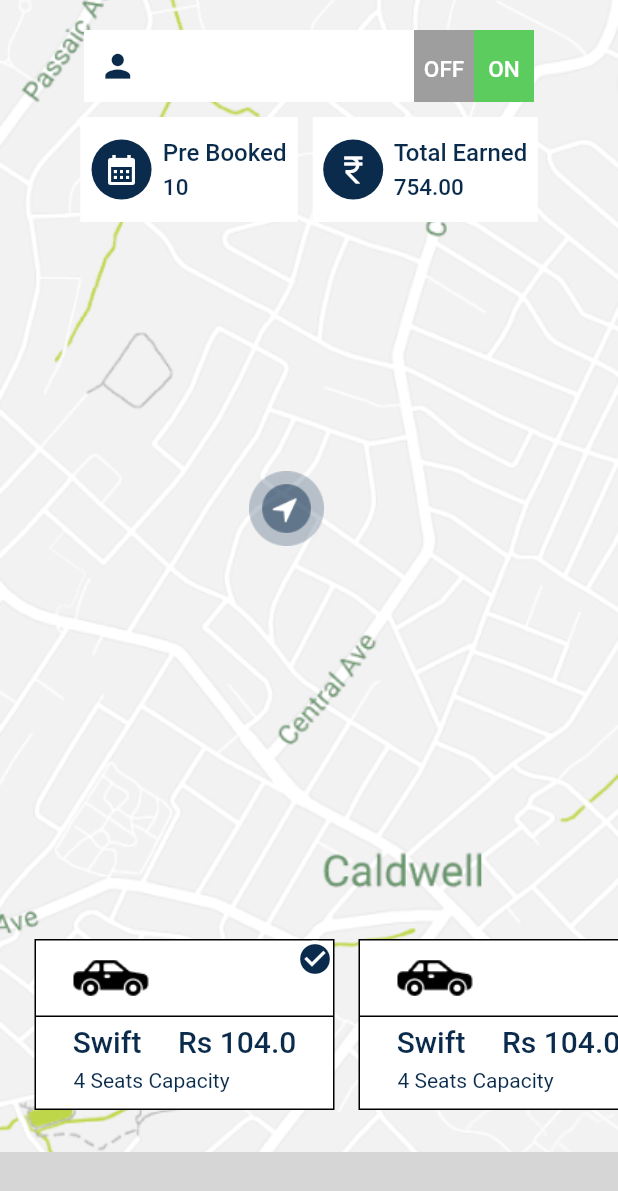
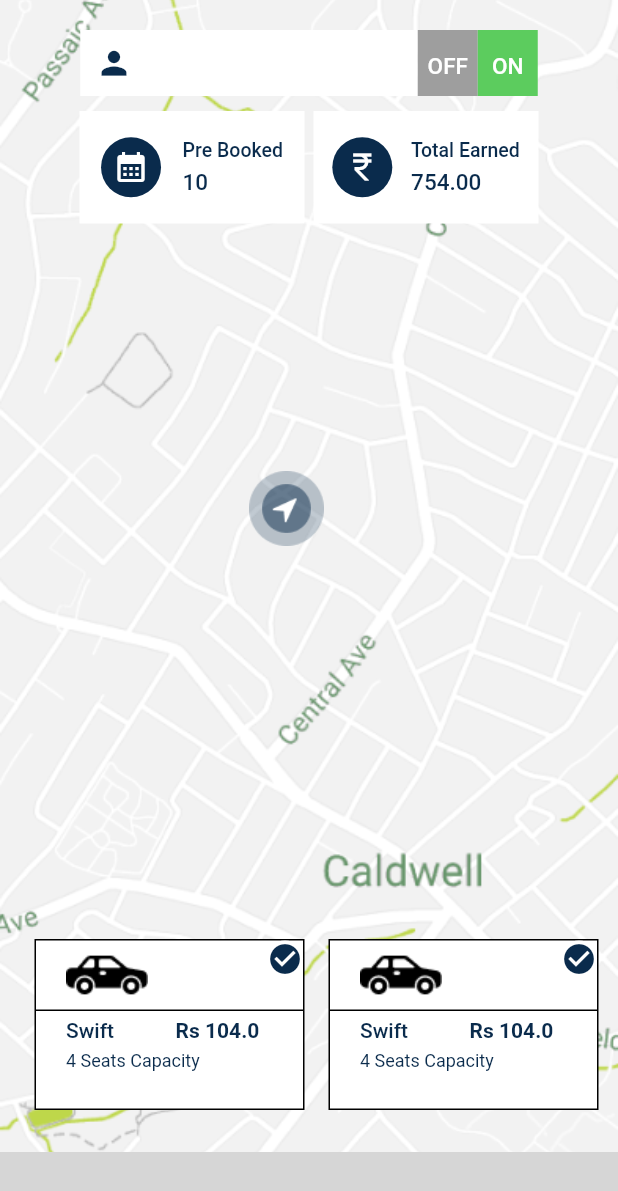
Before and after one commit to Rayarmohan/Jambo-Taxi-app, a Flutter app: the screen it shows after launch, on a phone screen of 412 x 824 dp. Shown: the top 1191 px of the screen. Run offline on Flutter 3.47's test engine with Material 3 defaults, Android fonts, the phone set to English and light mode, and no system bars; our stand-ins replace dotted_border, flutter_rating_bar, flutter_screenutil, flutter_svg, get; missing offline and left inert: bottom_navbar_with_indicator; Roboto replaces fonts that are missing (SF Pro Display); grey boxes are pictures that could not be loaded.

Commit message:
updates done

```diff
--- a/lib/features/home/home.dart
+++ b/lib/features/home/home.dart
@@ -59,19 +59,19 @@ class Home extends StatelessWidget {
                           color: Colors.white,
                           border: Border.all(width: 1.0, color: Colors.black)),
                       height: 130,
-                      width: 200,
+                      width: 180,
                       child: Column(
                         children: [
                           Padding(
                             padding: const EdgeInsets.only(
-                                left: 25.0, top: 5, bottom: 5),
+                                left: 20.0, top: 10, bottom: 10),
                             child: Row(
                               mainAxisAlignment: MainAxisAlignment.start,
                               children: [
                                 Container(
                                   child: const CustomPngImage(
-                                    height: 40,
-                                    width: 50,
+                                    height: 26,
+                                    width: 54.6,
                                     imageName: 'assets/images/car.png',),
                                 ),
                               ],
@@ -89,30 +89,33 @@ class Home extends StatelessWidget {
                             child: Column(
                               children: [
                                 Padding(
-                                  padding: const EdgeInsets.only(top: 5.0),
+                                  padding: const EdgeInsets.only(top: 5.0,left: 20),
                                   child: Row(
                                     mainAxisAlignment:
-                                        MainAxisAlignment.spaceEvenly,
+                                        MainAxisAlignment.start,
                                     children: [
                                       Text("Swift",
                                           style: Theme.of(context)
                                               .textTheme
                                               .bodyLarge!
                                               .copyWith(
-                                                  fontSize: 20,
+                                                  fontSize: 14,
+                                                  fontWeight: FontWeight.w500,
                                                   color: AppColors.primeryColor)),
+                                                  SizedBox(width: 41,),
                                       Text("Rs 104.0",
                                           style: Theme.of(context)
                                               .textTheme
                                               .bodyLarge!
                                               .copyWith(
-                                                  fontSize: 20,
+                                                  fontSize: 14,
+                                                  fontWeight: FontWeight.w700,
                                                   color: AppColors.primeryColor)),
                                     ],
                                   ),
                                 ),
                                 Padding(
-                                  padding: const EdgeInsets.only(left: 25.0),
+                                  padding: const EdgeInsets.only(left: 20.0),
                                   child: Row(
                                     mainAxisAlignment: MainAxisAlignment.start,
                                     children: [
@@ -121,7 +124,9 @@ class Home extends StatelessWidget {
                                               .textTheme
                                               .bodyMedium!
                                               .copyWith(
-                                                  height: 1.7,
+                                                height: 1.7,
+                                                 fontSize: 12,
+                                                 fontWeight: FontWeight.w400,
                                                   color:
                                                       AppColors.primeryColor)),
                                     ],
@@ -167,8 +172,8 @@ class Home extends StatelessWidget {
                 children: [
                   Container(
                     color: Colors.white,
-                    width: 220,
-                    height: 48,
+                    width: 225,
+                    height: 44,
                     child: const Row(
                       children: [
                         Padding(
@@ -184,7 +189,7 @@ class Home extends StatelessWidget {
                   ),
                   Container(
                     width: 40,
-                    height: 48,
+                    height: 44,
                     color: Colors.grey,
                     child: Center(
                       child: Text("OFF",
@@ -199,7 +204,7 @@ class Home extends StatelessWidget {
                   ),
                   Container(
                     width: 40,
-                    height: 48,
+                    height: 44,
                     color: const Color.fromARGB(255, 92, 204, 94),
                     child: Center(
                       child: Text("ON",
@@ -221,8 +226,8 @@ class Home extends StatelessWidget {
                 mainAxisAlignment: MainAxisAlignment.center,
                 children: [
                   Container(
-                      height: 70,
-                      width: 145,
+                      height: 75,
+                      width: 150,
                       color: AppColors.white,
                       child: Row(
                         mainAxisAlignment: MainAxisAlignment.spaceEvenly,
@@ -246,7 +251,8 @@ class Home extends StatelessWidget {
                                         .textTheme
                                         .bodyLarge!
                                         .copyWith(
-                                            fontSize: 16,
+                                            fontSize: 13,
+                                            fontWeight: FontWeight.w500,
                                             color: AppColors.primeryColor)),
                                 const SizedBox(
                                   height: 5,
@@ -265,10 +271,10 @@ class Home extends StatelessWidget {
                         ],
                       )),
                   const SizedBox(
-                    width: 10,
+                    width: 6,
                   ),
                   Container(
-                      height: 70,
+                      height: 75,
                       width: 150,
                       color: AppColors.white,
                       child: Row(
@@ -293,7 +299,8 @@ class Home extends StatelessWidget {
                                         .textTheme
                                         .bodyLarge!
                                         .copyWith(
-                                            fontSize: 16,
+                                            fontSize: 13,
+                                            fontWeight: FontWeight.w500,
                                             color: AppColors.primeryColor)),
                                 const SizedBox(
                                   height: 5,
```
Also changed, not shown: lib/features/Ride/arrived_userlocation.dart (+17 -9 lines), lib/features/Ride/navigate_userlocation.dart (+10 -5 lines), lib/features/Ride/navigationyourride.dart (+13 -8 lines), lib/features/Ride/ride_request.dart (+18 -18 lines), lib/features/otp/ask_forotp.dart (+15 -7 lines), lib/widgets/custom_Progress_Indicator.dart (added, +80 -0 lines).
